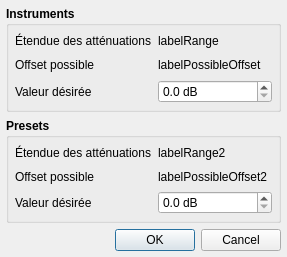
Qt form sources/editor/tools/dialog_attenuation.ui (davy7125/polyphone) before a commit.
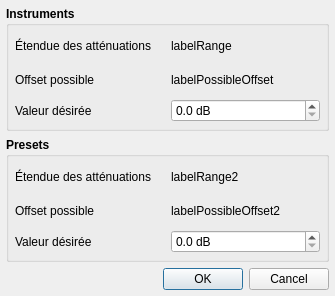
The same form after that commit. Icons and pictures are not drawn.

Diff of the .ui file:
```diff
--- a/sources/editor/tools/dialog_attenuation.ui
+++ b/sources/editor/tools/dialog_attenuation.ui
@@ -9,8 +9,8 @@
    <rect>
     <x>0</x>
     <y>0</y>
-    <width>287</width>
-    <height>257</height>
+    <width>335</width>
+    <height>296</height>
    </rect>
   </property>
   <property name="windowTitle">
```
Left out of the diff: 6 changed lines with no effect on the pictures.
